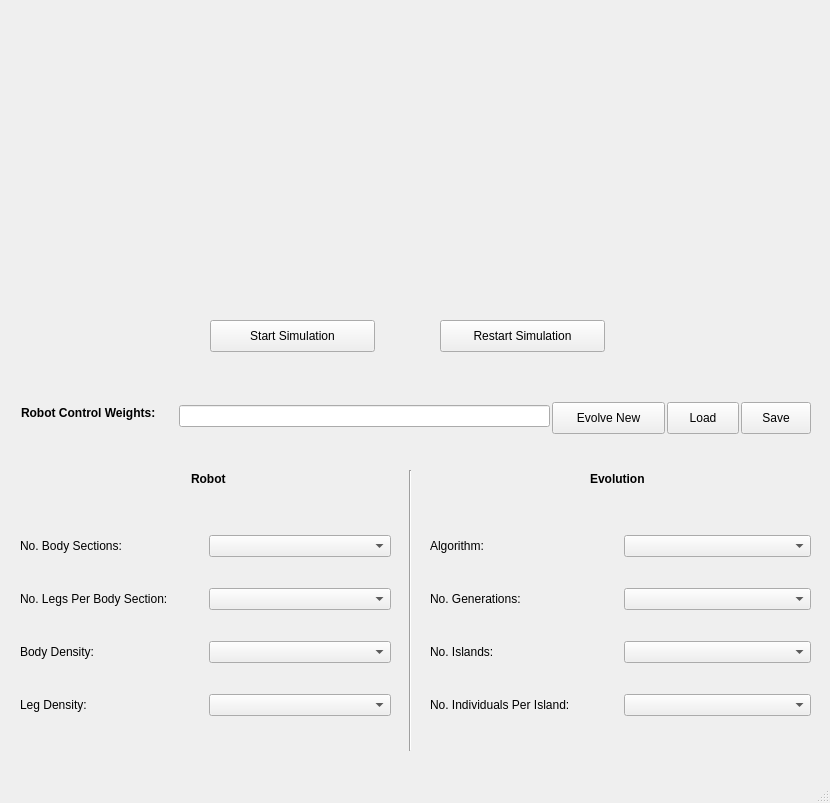
ortegga/pagmo, file PyGMO/alife/ui/alifeui.ui: the form before one commit.
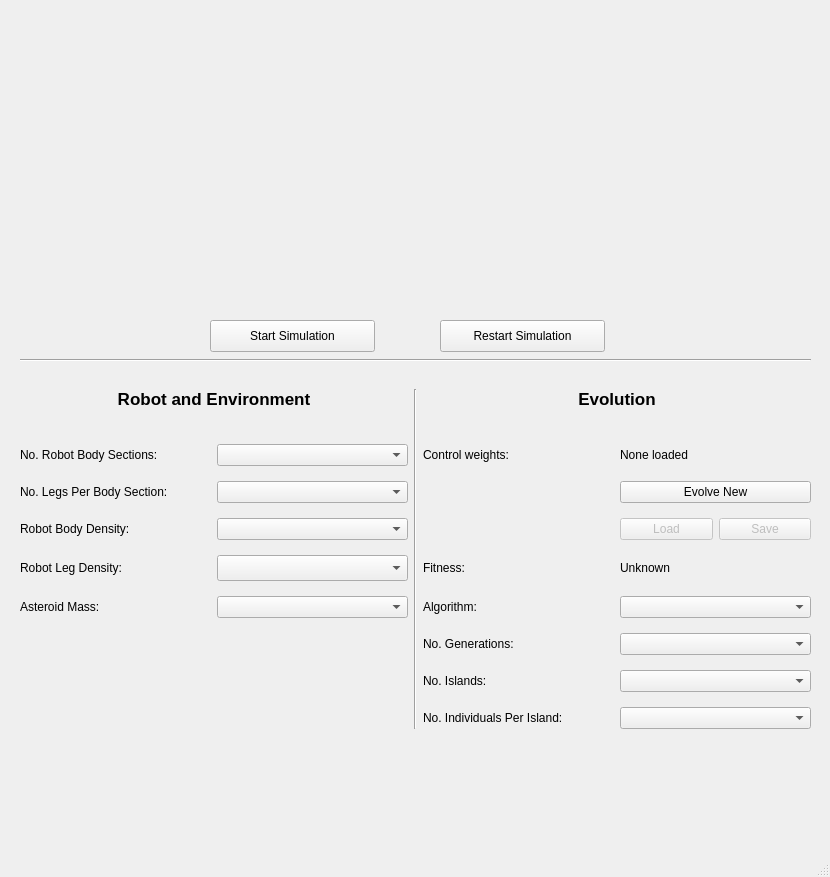
The form after the commit.

```diff
--- a/PyGMO/alife/ui/alifeui.ui
+++ b/PyGMO/alife/ui/alifeui.ui
@@ -7,9 +7,15 @@
     <x>0</x>
     <y>0</y>
     <width>830</width>
-    <height>803</height>
+    <height>877</height>
    </rect>
   </property>
+  <property name="sizePolicy">
+   <sizepolicy hsizetype="Minimum" vsizetype="Preferred">
+    <horstretch>0</horstretch>
+    <verstretch>0</verstretch>
+   </sizepolicy>
+  </property>
   <property name="windowTitle">
    <string>ALife On An Asteroid</string>
   </property>
@@ -53,226 +59,324 @@
      <bool>false</bool>
     </property>
    </widget>
-   <widget class="QLabel" name="robot_params_label">
+   <widget class="Line" name="line_2">
     <property name="geometry">
      <rect>
-      <x>191</x>
-      <y>471</y>
-      <width>39</width>
-      <height>16</height>
-     </rect>
-    </property>
-    <property name="font">
-     <font>
-      <weight>75</weight>
-      <bold>true</bold>
-     </font>
-    </property>
-    <property name="text">
-     <string>Robot</string>
-    </property>
-   </widget>
-   <widget class="QLabel" name="label_5">
-    <property name="geometry">
-     <rect>
-      <x>21</x>
-      <y>405</y>
-      <width>161</width>
-      <height>16</height>
-     </rect>
-    </property>
-    <property name="font">
-     <font>
-      <weight>75</weight>
-      <bold>true</bold>
-     </font>
-    </property>
-    <property name="text">
-     <string>Robot Control Weights:</string>
-    </property>
-   </widget>
-   <widget class="QLabel" name="label_7">
-    <property name="geometry">
-     <rect>
-      <x>590</x>
-      <y>471</y>
-      <width>63</width>
-      <height>16</height>
-     </rect>
-    </property>
-    <property name="font">
-     <font>
-      <weight>75</weight>
-      <bold>true</bold>
-     </font>
-    </property>
-    <property name="text">
-     <string>Evolution</string>
-    </property>
-   </widget>
-   <widget class="QLineEdit" name="lineEdit">
-    <property name="geometry">
-     <rect>
-      <x>179</x>
-      <y>405</y>
-      <width>371</width>
-      <height>22</height>
-     </rect>
-    </property>
-   </widget>
-   <widget class="QPushButton" name="pushButton">
-    <property name="geometry">
-     <rect>
-      <x>667</x>
-      <y>402</y>
-      <width>72</width>
-      <height>32</height>
-     </rect>
-    </property>
-    <property name="text">
-     <string>Load</string>
-    </property>
-   </widget>
-   <widget class="QPushButton" name="pushButton_2">
-    <property name="geometry">
-     <rect>
-      <x>741</x>
-      <y>402</y>
-      <width>70</width>
-      <height>32</height>
-     </rect>
-    </property>
-    <property name="text">
-     <string>Save</string>
-    </property>
-   </widget>
-   <widget class="Line" name="line">
-    <property name="geometry">
-     <rect>
-      <x>400</x>
-      <y>470</y>
-      <width>20</width>
-      <height>281</height>
+      <x>20</x>
+      <y>350</y>
+      <width>791</width>
+      <height>20</height>
      </rect>
     </property>
     <property name="orientation">
-     <enum>Qt::Vertical</enum>
+     <enum>Qt::Horizontal</enum>
     </property>
    </widget>
-   <widget class="QPushButton" name="pushButton_3">
-    <property name="geometry">
-     <rect>
-      <x>552</x>
-      <y>402</y>
-      <width>113</width>
-      <height>32</height>
-     </rect>
-    </property>
-    <property name="text">
-     <string>Evolve New</string>
-    </property>
-   </widget>
-   <widget class="QWidget" name="">
+   <widget class="QWidget" name="layoutWidget">
     <property name="geometry">
      <rect>
       <x>20</x>
-      <y>510</y>
-      <width>371</width>
-      <height>231</height>
+      <y>380</y>
+      <width>791</width>
+      <height>361</height>
      </rect>
     </property>
-    <layout class="QGridLayout" name="gridLayout_2">
-     <item row="0" column="0">
-      <widget class="QLabel" name="label">
-       <property name="text">
-        <string>No. Body Sections:</string>
+    <layout class="QGridLayout" name="gridLayout">
+     <item row="0" column="2" rowspan="8">
+      <widget class="Line" name="line">
+       <property name="orientation">
+        <enum>Qt::Vertical</enum>
        </property>
       </widget>
      </item>
-     <item row="0" column="1">
-      <widget class="QComboBox" name="comboBox"/>
-     </item>
      <item row="1" column="0">
-      <widget class="QLabel" name="label_2">
+      <widget class="QLabel" name="body_sections_label">
+       <property name="sizePolicy">
+        <sizepolicy hsizetype="Preferred" vsizetype="Fixed">
+         <horstretch>0</horstretch>
+         <verstretch>0</verstretch>
+        </sizepolicy>
+       </property>
+       <property name="text">
+        <string>No. Robot Body Sections:</string>
+       </property>
+      </widget>
+     </item>
+     <item row="1" column="1">
+      <widget class="QComboBox" name="body_sections"/>
+     </item>
+     <item row="0" column="2" rowspan="9">
+      <widget class="Line" name="line">
+       <property name="orientation">
+        <enum>Qt::Vertical</enum>
+       </property>
+      </widget>
+     </item>
+     <item row="1" column="3">
+      <widget class="QLabel" name="weights_label">
+       <property name="sizePolicy">
+        <sizepolicy hsizetype="Minimum" vsizetype="Fixed">
+         <horstretch>0</horstretch>
+         <verstretch>0</verstretch>
+        </sizepolicy>
+       </property>
+       <property name="text">
+        <string>Control weights:</string>
+       </property>
+      </widget>
+     </item>
+     <item row="1" column="4">
+      <widget class="QLabel" name="weights">
+       <property name="sizePolicy">
+        <sizepolicy hsizetype="Preferred" vsizetype="Fixed">
+         <horstretch>0</horstretch>
+         <verstretch>0</verstretch>
+        </sizepolicy>
+       </property>
+       <property name="text">
+        <string>None loaded</string>
+       </property>
+      </widget>
+     </item>
+     <item row="2" column="0">
+      <widget class="QLabel" name="legs_label">
+       <property name="sizePolicy">
+        <sizepolicy hsizetype="Preferred" vsizetype="Fixed">
+         <horstretch>0</horstretch>
+         <verstretch>0</verstretch>
+        </sizepolicy>
+       </property>
        <property name="text">
         <string>No. Legs Per Body Section:</string>
        </property>
       </widget>
      </item>
-     <item row="1" column="1">
-      <widget class="QComboBox" name="comboBox_2"/>
-     </item>
-     <item row="2" column="0">
-      <widget class="QLabel" name="label_3">
-       <property name="text">
-        <string>Body Density:</string>
-       </property>
-      </widget>
-     </item>
      <item row="2" column="1">
-      <widget class="QComboBox" name="comboBox_3"/>
+      <widget class="QComboBox" name="legs"/>
+     </item>
+     <item row="2" column="4">
+      <widget class="QPushButton" name="evolve">
+       <property name="text">
+        <string>Evolve New</string>
+       </property>
+      </widget>
      </item>
      <item row="3" column="0">
-      <widget class="QLabel" name="label_4">
+      <widget class="QLabel" name="body_density_label">
+       <property name="sizePolicy">
+        <sizepolicy hsizetype="Preferred" vsizetype="Fixed">
+         <horstretch>0</horstretch>
+         <verstretch>0</verstretch>
+        </sizepolicy>
+       </property>
        <property name="text">
-        <string>Leg Density:</string>
+        <string>Robot Body Density:</string>
        </property>
       </widget>
      </item>
      <item row="3" column="1">
-      <widget class="QComboBox" name="comboBox_4"/>
+      <widget class="QComboBox" name="body_density"/>
      </item>
-    </layout>
-   </widget>
-   <widget class="QWidget" name="">
-    <property name="geometry">
-     <rect>
-      <x>430</x>
-      <y>510</y>
-      <width>381</width>
-      <height>231</height>
-     </rect>
-    </property>
-    <layout class="QGridLayout" name="gridLayout_3">
-     <item row="0" column="0">
-      <widget class="QLabel" name="label_8">
+     <item row="4" column="0">
+      <widget class="QLabel" name="leg_density_label">
+       <property name="sizePolicy">
+        <sizepolicy hsizetype="Preferred" vsizetype="Fixed">
+         <horstretch>0</horstretch>
+         <verstretch>0</verstretch>
+        </sizepolicy>
+       </property>
+       <property name="text">
+        <string>Robot Leg Density:</string>
+       </property>
+      </widget>
+     </item>
+     <item row="4" column="1">
+      <widget class="QComboBox" name="leg_density">
+       <property name="minimumSize">
+        <size>
+         <width>0</width>
+         <height>26</height>
+        </size>
+       </property>
+      </widget>
+     </item>
+     <item row="4" column="3">
+      <widget class="QLabel" name="fitness_label">
+       <property name="sizePolicy">
+        <sizepolicy hsizetype="Preferred" vsizetype="Fixed">
+         <horstretch>0</horstretch>
+         <verstretch>0</verstretch>
+        </sizepolicy>
+       </property>
+       <property name="text">
+        <string>Fitness:</string>
+       </property>
+      </widget>
+     </item>
+     <item row="4" column="4">
+      <widget class="QLabel" name="fitness">
+       <property name="sizePolicy">
+        <sizepolicy hsizetype="Preferred" vsizetype="Fixed">
+         <horstretch>0</horstretch>
+         <verstretch>0</verstretch>
+        </sizepolicy>
+       </property>
+       <property name="text">
+        <string>Unknown</string>
+       </property>
+      </widget>
+     </item>
+     <item row="5" column="0">
+      <widget class="QLabel" name="asteroid_mass_label">
+       <property name="sizePolicy">
+        <sizepolicy hsizetype="Preferred" vsizetype="Fixed">
+         <horstretch>0</horstretch>
+         <verstretch>0</verstretch>
+        </sizepolicy>
+       </property>
+       <property name="text">
+        <string>Asteroid Mass:</string>
+       </property>
+      </widget>
+     </item>
+     <item row="5" column="1">
+      <widget class="QComboBox" name="asteroid_mass"/>
+     </item>
+     <item row="5" column="3">
+      <widget class="QLabel" name="algorithm_label">
+       <property name="sizePolicy">
+        <sizepolicy hsizetype="Preferred" vsizetype="Minimum">
+         <horstretch>0</horstretch>
+         <verstretch>0</verstretch>
+        </sizepolicy>
+       </property>
        <property name="text">
         <string>Algorithm:</string>
        </property>
       </widget>
      </item>
-     <item row="0" column="1">
-      <widget class="QComboBox" name="comboBox_5"/>
+     <item row="5" column="4">
+      <widget class="QComboBox" name="algorithm"/>
      </item>
-     <item row="1" column="0">
-      <widget class="QLabel" name="label_9">
+     <item row="6" column="3">
+      <widget class="QLabel" name="generations_label">
+       <property name="sizePolicy">
+        <sizepolicy hsizetype="Preferred" vsizetype="Fixed">
+         <horstretch>0</horstretch>
+         <verstretch>0</verstretch>
+        </sizepolicy>
+       </property>
        <property name="text">
         <string>No. Generations:</string>
        </property>
       </widget>
      </item>
-     <item row="1" column="1">
-      <widget class="QComboBox" name="comboBox_6"/>
+     <item row="6" column="4">
+      <widget class="QComboBox" name="generations"/>
      </item>
-     <item row="2" column="0">
-      <widget class="QLabel" name="label_10">
+     <item row="7" column="3">
+      <widget class="QLabel" name="islands_label">
+       <property name="sizePolicy">
+        <sizepolicy hsizetype="Preferred" vsizetype="Fixed">
+         <horstretch>0</horstretch>
+         <verstretch>0</verstretch>
+        </sizepolicy>
+       </property>
        <property name="text">
         <string>No. Islands:</string>
        </property>
       </widget>
      </item>
-     <item row="2" column="1">
-      <widget class="QComboBox" name="comboBox_7"/>
+     <item row="7" column="4">
+      <widget class="QComboBox" name="islands"/>
      </item>
-     <item row="3" column="0">
-      <widget class="QLabel" name="label_11">
+     <item row="8" column="3">
+      <widget class="QLabel" name="individuals_label">
+       <property name="sizePolicy">
+        <sizepolicy hsizetype="Preferred" vsizetype="Fixed">
+         <horstretch>0</horstretch>
+         <verstretch>0</verstretch>
+        </sizepolicy>
+       </property>
        <property name="text">
         <string>No. Individuals Per Island:</string>
        </property>
       </widget>
      </item>
-     <item row="3" column="1">
-      <widget class="QComboBox" name="comboBox_8"/>
+     <item row="8" column="4">
+      <widget class="QComboBox" name="individuals"/>
+     </item>
+     <item row="0" column="0" colspan="2">
+      <widget class="QLabel" name="robot_environment_label">
+       <property name="sizePolicy">
+        <sizepolicy hsizetype="Preferred" vsizetype="Fixed">
+         <horstretch>0</horstretch>
+         <verstretch>0</verstretch>
+        </sizepolicy>
+       </property>
+       <property name="font">
+        <font>
+         <weight>75</weight>
+         <bold>true</bold>
+        </font>
+       </property>
+       <property name="text">
+        <string>&lt;!DOCTYPE HTML PUBLIC &quot;-//W3C//DTD HTML 4.0//EN&quot; &quot;http://www.w3.org/TR/REC-html40/strict.dtd&quot;&gt;
+&lt;html&gt;&lt;head&gt;&lt;meta name=&quot;qrichtext&quot; content=&quot;1&quot; /&gt;&lt;style type=&quot;text/css&quot;&gt;
+p, li { white-space: pre-wrap; }
+&lt;/style&gt;&lt;/head&gt;&lt;body style=&quot; font-family:'Lucida Grande'; font-size:13pt; font-weight:600; font-style:normal;&quot;&gt;
+&lt;p align=&quot;center&quot; style=&quot; margin-top:0px; margin-bottom:0px; margin-left:0px; margin-right:0px; -qt-block-indent:0; text-indent:0px;&quot;&gt;Robot and Environment&lt;/p&gt;
+&lt;p align=&quot;center&quot; style=&quot;-qt-paragraph-type:empty; margin-top:0px; margin-bottom:0px; margin-left:0px; margin-right:0px; -qt-block-indent:0; text-indent:0px;&quot;&gt;&lt;/p&gt;&lt;/body&gt;&lt;/html&gt;</string>
+       </property>
+      </widget>
+     </item>
+     <item row="0" column="3" colspan="2">
+      <widget class="QLabel" name="evolution_label">
+       <property name="sizePolicy">
+        <sizepolicy hsizetype="Preferred" vsizetype="Fixed">
+         <horstretch>0</horstretch>
+         <verstretch>0</verstretch>
+        </sizepolicy>
+       </property>
+       <property name="font">
+        <font>
+         <weight>75</weight>
+         <bold>true</bold>
+        </font>
+       </property>
+       <property name="text">
+        <string>&lt;!DOCTYPE HTML PUBLIC &quot;-//W3C//DTD HTML 4.0//EN&quot; &quot;http://www.w3.org/TR/REC-html40/strict.dtd&quot;&gt;
+&lt;html&gt;&lt;head&gt;&lt;meta name=&quot;qrichtext&quot; content=&quot;1&quot; /&gt;&lt;style type=&quot;text/css&quot;&gt;
+p, li { white-space: pre-wrap; }
+&lt;/style&gt;&lt;/head&gt;&lt;body style=&quot; font-family:'Lucida Grande'; font-size:13pt; font-weight:600; font-style:normal;&quot;&gt;
+&lt;p align=&quot;center&quot; style=&quot; margin-top:0px; margin-bottom:0px; margin-left:0px; margin-right:0px; -qt-block-indent:0; text-indent:0px;&quot;&gt;Evolution&lt;/p&gt;
+&lt;p align=&quot;center&quot; style=&quot;-qt-paragraph-type:empty; margin-top:0px; margin-bottom:0px; margin-left:0px; margin-right:0px; -qt-block-indent:0; text-indent:0px;&quot;&gt;&lt;/p&gt;&lt;/body&gt;&lt;/html&gt;</string>
+       </property>
+      </widget>
+     </item>
+     <item row="3" column="4">
+      <layout class="QGridLayout" name="gridLayout_2">
+       <item row="0" column="0">
+        <widget class="QPushButton" name="load">
+         <property name="enabled">
+          <bool>false</bool>
+         </property>
+         <property name="text">
+          <string>Load</string>
+         </property>
+        </widget>
+       </item>
+       <item row="0" column="1">
+        <widget class="QPushButton" name="save">
+         <property name="enabled">
+          <bool>false</bool>
+         </property>
+         <property name="text">
+          <string>Save</string>
+         </property>
+        </widget>
+       </item>
+      </layout>
      </item>
     </layout>
    </widget>
```
Left out of the diff: 21 changed lines with no effect on the pictures.
